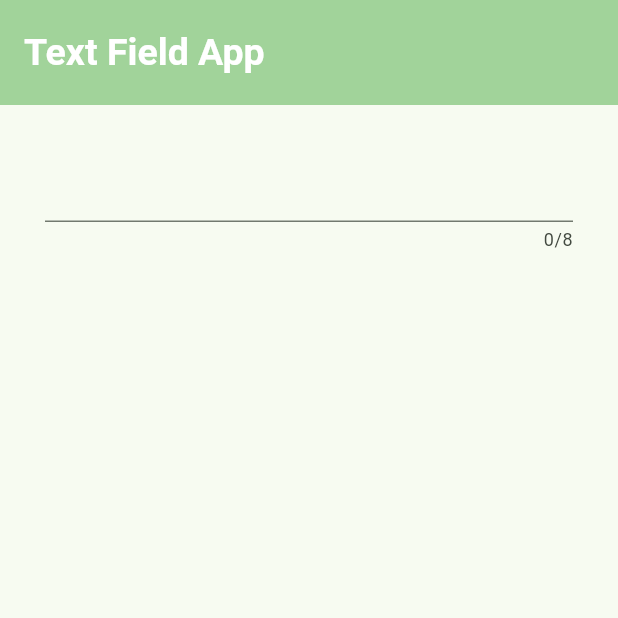
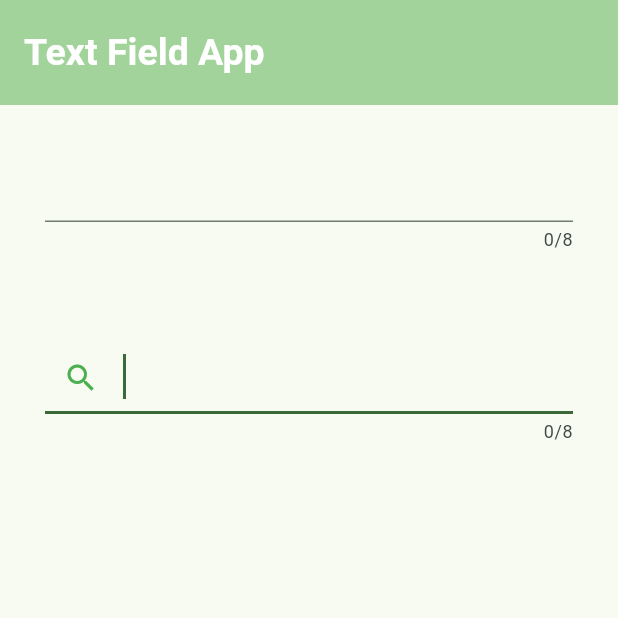
Before and after one commit to ushanwk/Flutter-Self-Learning-Room, a Flutter app: the screen it shows after launch, on a phone screen of 412 x 824 dp, the top half of it. Run offline on Flutter 3.47's test engine with Material 3 defaults, Android fonts, the phone set to English and light mode, and no system bars; our stand-ins replace device_preview.

Commit message:
Text field developing

```diff
--- a/flutter_application_8/lib/main.dart
+++ b/flutter_application_8/lib/main.dart
@@ -29,7 +29,6 @@ class MyHomePage extends StatefulWidget {
 }
 
 class _MyHomePageState extends State<MyHomePage> {
-
   @override
   Widget build(BuildContext context) {
     return Scaffold(
@@ -38,13 +37,35 @@ class _MyHomePageState extends State<MyHomePage> {
         title: Text(widget.title, style: TextStyle(fontWeight: FontWeight.bold, color: Colors.white, fontSize: 25),),
         toolbarHeight: 70,
       ),
-      body: const Center(
+      body: Center(
         child: Column(
           children: <Widget>[
             Padding(
               padding: EdgeInsets.all(30.0),
               child: TextField(
+                // onChanged: (text){
+                //   print(text);
+                // },
+                // onSubmitted: (text){
+                //   print(text);
+                // },
                 maxLength: 8,
+                obscureText: false,
+                keyboardType: TextInputType.number,
+                style: TextStyle(fontSize: 20),
+              ),
+            ),
+            Padding(
+              padding: EdgeInsets.all(30.0),
+              child: TextField(
+                maxLength: 8,
+                obscureText: false,
+                keyboardType: TextInputType.number,
+                style: TextStyle(fontSize: 20),
+                autofocus: true,
+                decoration: InputDecoration(
+                  prefixIcon: Icon(Icons.search, color: Colors.green,)
+                ),
               ),
             ),
           ],
```
